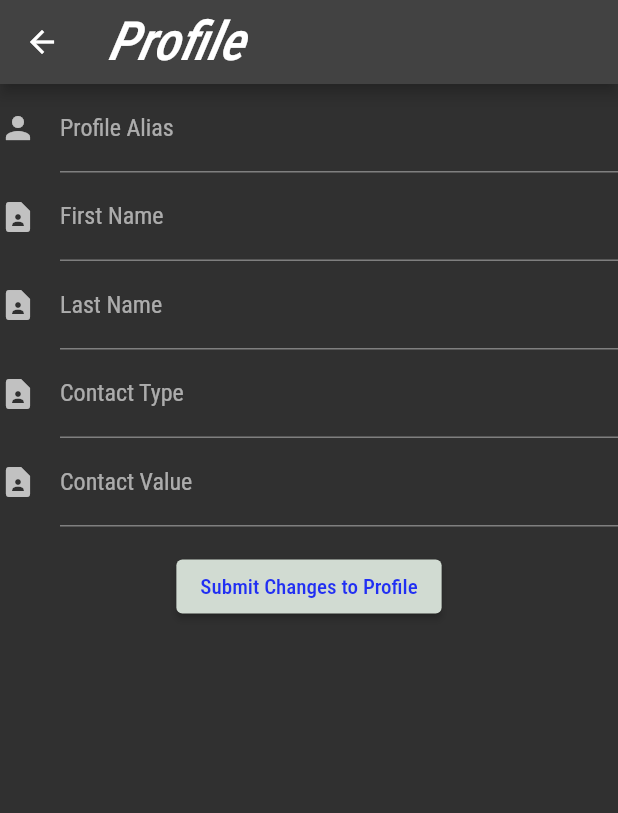
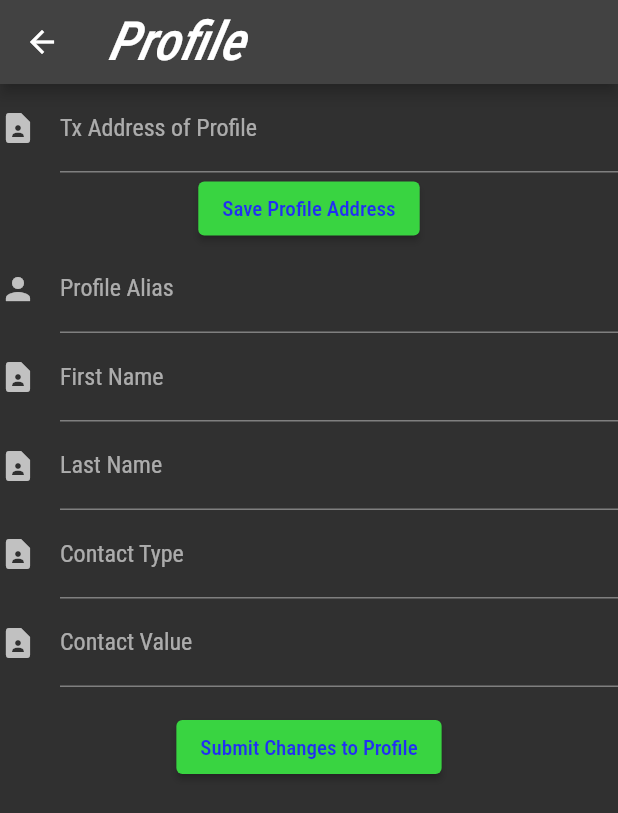
Before and after one commit to roostercoopllc/dSmarket, a Flutter app: the ProfilePage screen opened directly, on a phone screen of 412 x 824 dp. Shown: the top 813 px of the screen. Run offline on Flutter 3.47's test engine with Material 2 defaults, Android fonts, the phone set to English and light mode, and no system bars; our stand-ins replace community_material_icon, flutter_switch, localstorage, qr_flutter; missing offline and left inert: walletconnect_dart, web3dart; Roboto replaces fonts that are missing (Roboto Condensed); statements that could not run were skipped.

```diff
--- a/mobile/lib/pages/login_page.dart
+++ b/mobile/lib/pages/login_page.dart
@@ -245,7 +245,7 @@ class _LoginPageState extends State<LoginPage> {
                 ElevatedButton(
                     style: ButtonStyle(
                         backgroundColor: MaterialStateProperty.all<Color>(
-                            Color.fromARGB(255, 209, 219, 210))),
+                            Color.fromARGB(255, 57, 212, 65))),
                     onPressed: () => loginUsingMetamask(context),
                     child: const Text(
                       "Connect with Metamask App",
@@ -256,7 +256,7 @@ class _LoginPageState extends State<LoginPage> {
                 ElevatedButton(
                     style: ButtonStyle(
                         backgroundColor: MaterialStateProperty.all<Color>(
-                            Color.fromARGB(255, 209, 219, 210))),
+                            Color.fromARGB(255, 57, 212, 65))),
                     onPressed: () => loginUsingMetamask(context),
                     child: const Text(
                       "Create a Profile",
--- a/mobile/lib/pages/profile.dart
+++ b/mobile/lib/pages/profile.dart
@@ -1,5 +1,5 @@
 import 'package:flutter/material.dart';
-import 'package:flutter_switch/flutter_switch.dart';
+import 'package:localstorage/localstorage.dart';
 
 class ProfilePage extends StatefulWidget {
   const ProfilePage({Key? key}) : super(key: key);
@@ -15,6 +15,14 @@ class _ProfilePageState extends State<ProfilePage> {
   // Note: This is a GlobalKey<FormState>,
   // not a GlobalKey<MyCustomFormState>.
   final _ProfileKey = GlobalKey<FormState>();
+  final _ProfileAliasController = TextEditingController();
+  final _ProfileFirstnameController = TextEditingController();
+  final _ProfileLastnameController = TextEditingController();\
+  final _ProfileContactValueController = TextEditingController();
+  // Profile Address
+  final _ProfileAddressKey = GlobalKey<FormState>();
+  final _ProfileAddressController = TextEditingController();
+  final LocalStorage pstorage = new LocalStorage('gigme_local_storage.json');
 
   var contractAddress,
       profileAliasStr,
@@ -32,15 +40,43 @@ class _ProfilePageState extends State<ProfilePage> {
           title: const Text('Profile'),
         ),
         body: SingleChildScrollView(
-            child: Form(
-                key: _ProfileKey,
             child: Column(
                 crossAxisAlignment: CrossAxisAlignment.center,
                 children: [
-                    // Text(
-                    //   'Profile Alias',
-                    // ),
+              Form(
+                  key: _ProfileAddressKey,
+                  child: Column(children: [
                     TextFormField(
+                      controller: _ProfileAddressController,
+                      decoration: const InputDecoration(
+                        icon: Icon(Icons.contact_page),
+                        hintText: "Profile Address",
+                        labelText: "Tx Address of Profile",
+                      ),
+                    ),
+                    ElevatedButton(
+                        style: ButtonStyle(
+                            backgroundColor: MaterialStateProperty.all<Color>(
+                                Color.fromARGB(255, 57, 212, 65))),
+                        child: const Text(
+                          'Save Profile Address',
+                          style: TextStyle(
+                            color: Color.fromARGB(255, 33, 47, 243),
+                          ),
+                        ),
+                        onPressed: () {
+                          print(
+                              'This is pressed. With this value: ${_ProfileAddressController.text}');
+                          pstorage.setItem(
+                              'profileAddress', _ProfileAddressController.text);
+                        }),
+                  ])),
+              Form(
+                  key: _ProfileKey,
+                  child: Column(
+                    children: [
+                      TextFormField(
+                        controller: _ProfileAliasController,
                         decoration: const InputDecoration(
                           icon: Icon(Icons.person),
                           hintText: "Profile Alias",
@@ -56,12 +92,12 @@ class _ProfilePageState extends State<ProfilePage> {
                         // style: TextStyle(
                         //   color: Color.fromARGB(255, 255, 255, 255),
                         // ),
-
                       ),
                       // Text(
                       //   'First Name',
                       // ),
                       TextFormField(
+                        controller: _ProfileFirstnameController,
                         decoration: const InputDecoration(
                           icon: Icon(Icons.contact_page),
                           hintText: "First Name",
@@ -79,6 +115,7 @@ class _ProfilePageState extends State<ProfilePage> {
                       //   'Last Name',
                       // ),
                       TextFormField(
+                        controller: _ProfileLastnameController,
                         decoration: const InputDecoration(
                           icon: Icon(Icons.contact_page),
                           hintText: "Last Name",
@@ -96,6 +133,7 @@ class _ProfilePageState extends State<ProfilePage> {
                       //   'Contact Type',
                       // ),
                       TextFormField(
+                        controller: _ProfileContactValueController,
                         decoration: const InputDecoration(
                           icon: Icon(Icons.contact_page),
                           hintText: "Contact Type",
@@ -132,7 +170,7 @@ class _ProfilePageState extends State<ProfilePage> {
                               style: ButtonStyle(
                                   backgroundColor:
                                       MaterialStateProperty.all<Color>(
-                                        Color.fromARGB(255, 209, 219, 210))),
+                                          Color.fromARGB(255, 57, 212, 65))),
                               onPressed: () {
                                 // Validate returns true if the form is valid, or false otherwise.
                                 if (_ProfileKey.currentState!.validate()) {
@@ -149,8 +187,9 @@ class _ProfilePageState extends State<ProfilePage> {
                                 style: TextStyle(
                                   color: Color.fromARGB(255, 33, 47, 243),
                                 ),
-                            ))),
+                              )))
                     ],
-                ))));
+                  ))
+            ])));
   }
 }
```
Also changed, not shown: mobile/assets/abi/GigMeJobAdvertisement.json (+19 -0 lines), mobile/lib/utils/helperfunctions.dart (+6 -6 lines), 1 other file. Lines whose indentation alone changed are shown as unchanged.
